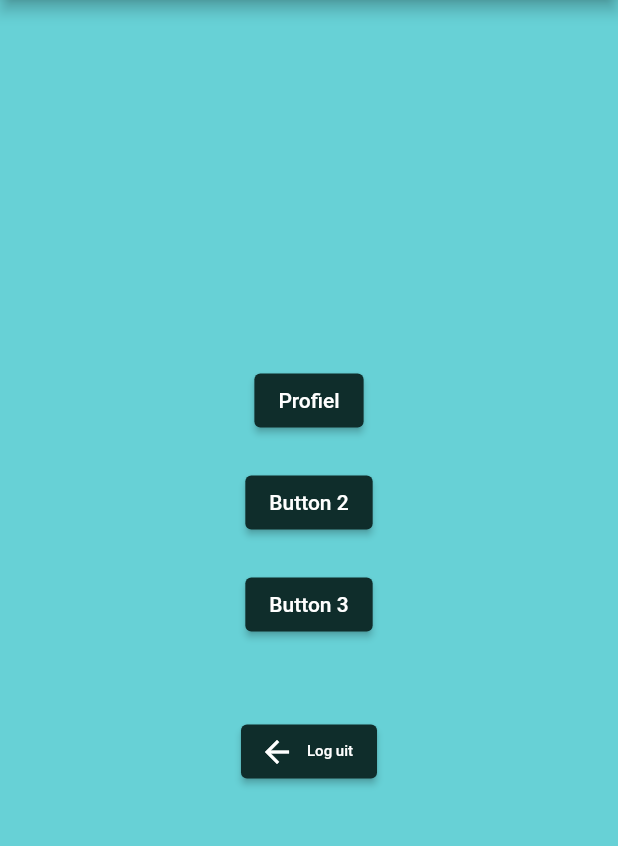
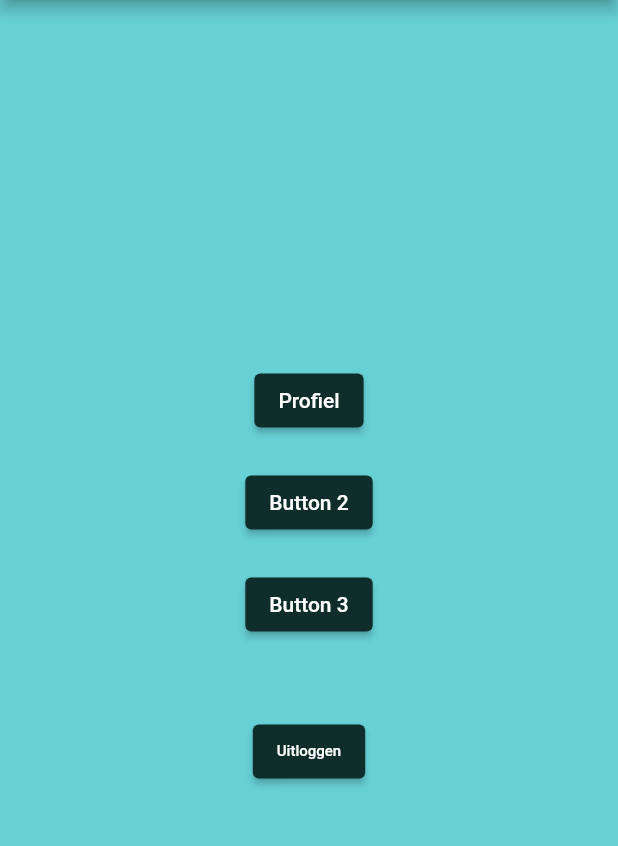
Before and after one commit to Lenaerts-Nestor/Project_Mobile_Development, a Flutter app: the SettingsPage screen opened directly, on a phone screen of 412 x 824 dp, the part 84-930 px from its top. Run offline on Flutter 3.47's test engine with Material 2 defaults, Android fonts, the light colour scheme and no system bars; our stand-ins replace cloud_firestore, firebase_auth, firebase_core, flutter_map, google_nav_bar, latlong2; accounts and stored records are empty.

Commit message:
sign_out_button referentie naar stijl aangepast

```diff
--- a/lib/components/sign_out_button.dart
+++ b/lib/components/sign_out_button.dart
@@ -1,20 +1,16 @@
-// ignore_for_file: use_build_context_synchronously, library_prefixes
-
 import 'package:flutter/material.dart';
-
-import 'style/designStyle.dart' as myFontstyle;
+import 'style/designStyle.dart' as style;
 
 class SignOutButton extends StatelessWidget {
   const SignOutButton({Key? key}) : super(key: key);
 
   @override
   Widget build(BuildContext context) {
-    return ElevatedButton.icon(
+    return ElevatedButton(
       onPressed: () => signOut(context),
-      icon: const Icon(Icons.arrow_back),
-      label: Text(
-        'Log uit',
-        style: TextStyle(fontSize: myFontstyle.fontSize1),
+      child: Text(
+        'Uitloggen',
+        style: TextStyle(fontSize: style.fontSize1),
       ),
     );
   }
```
